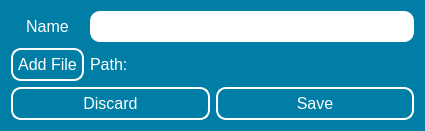
Above: ui files/add_File.ui from daniel-deru/Runner2 before the change. Below: the same form after it.
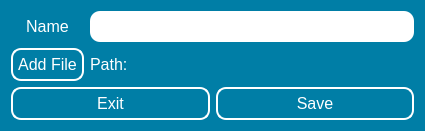
That is the form after the change.

Commit message: changed the discard text to exit and changes the inactive tab color from blue to black

Patch:
```diff
--- a/ui files/add_File.ui
+++ b/ui files/add_File.ui
@@ -101,7 +101,7 @@
      <item>
       <widget class="QPushButton" name="btn_discard">
        <property name="text">
-        <string>Discard</string>
+        <string>Exit</string>
        </property>
       </widget>
      </item>
```
The commit also changes 29 other files.
